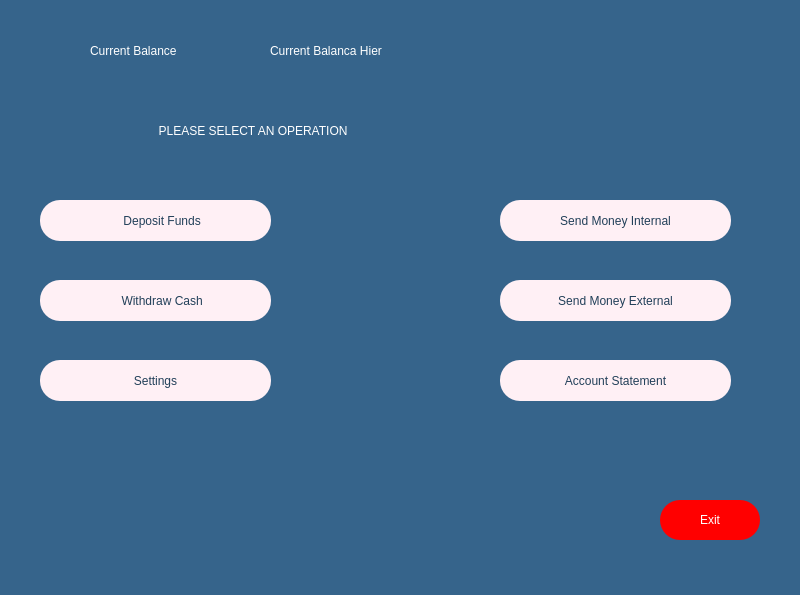
The window that customerpage.ui (melihorhanyilmaz/Project) describes before a commit, drawn with Qt 5.
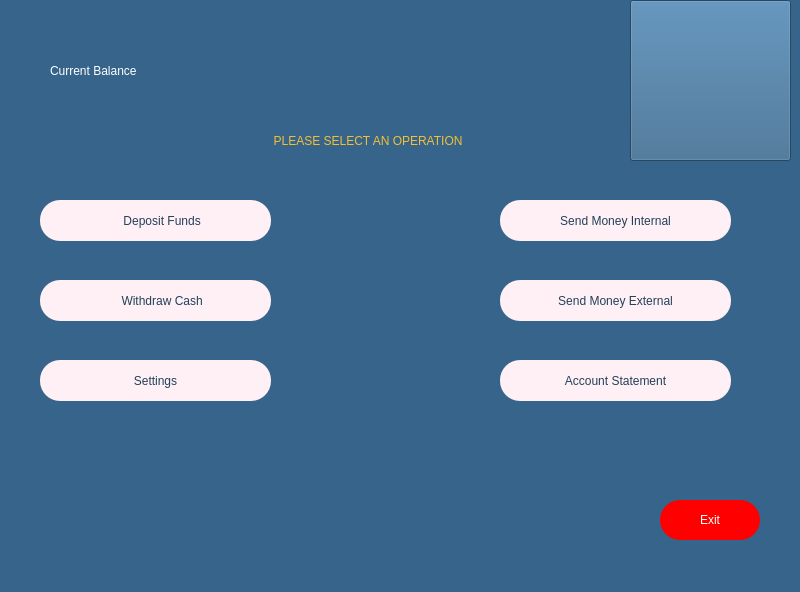
The same window after the commit. Icons and pictures are not drawn.

Patch:
```diff
--- a/customerpage.ui
+++ b/customerpage.ui
@@ -7,7 +7,7 @@
     <x>0</x>
     <y>0</y>
     <width>800</width>
-    <height>595</height>
+    <height>592</height>
    </rect>
   </property>
   <property name="windowTitle">
@@ -135,9 +135,9 @@
    <widget class="QLineEdit" name="li_select_opr">
     <property name="geometry">
      <rect>
-      <x>150</x>
-      <y>110</y>
-      <width>481</width>
+      <x>130</x>
+      <y>120</y>
+      <width>471</width>
       <height>41</height>
      </rect>
     </property>
@@ -148,8 +148,8 @@
      <bool>false</bool>
     </property>
     <property name="styleSheet">
-     <string notr="true">color: rgb(255, 255, 255);
-font: 63 18pt &quot;Montserrat SemiBold&quot;;</string>
+     <string notr="true">color: rgb(242, 192, 54);
+font: 75 22pt &quot;MS Shell Dlg 2&quot;;</string>
     </property>
     <property name="text">
      <string>  PLEASE SELECT AN OPERATION</string>
@@ -157,12 +157,15 @@
     <property name="frame">
      <bool>false</bool>
     </property>
+    <property name="alignment">
+     <set>Qt::AlignCenter</set>
+    </property>
    </widget>
    <widget class="QLabel" name="la_current_balance">
     <property name="geometry">
      <rect>
-      <x>90</x>
-      <y>30</y>
+      <x>50</x>
+      <y>50</y>
       <width>181</width>
       <height>41</height>
      </rect>
@@ -178,8 +181,8 @@
    <widget class="QLabel" name="la_balance">
     <property name="geometry">
      <rect>
-      <x>270</x>
-      <y>30</y>
+      <x>230</x>
+      <y>50</y>
       <width>281</width>
       <height>41</height>
      </rect>
@@ -189,7 +192,7 @@
 color: rgb(255, 255, 255);</string>
     </property>
     <property name="text">
-     <string>Current Balanca Hier</string>
+     <string/>
     </property>
    </widget>
    <widget class="QPushButton" name="B_internal">
@@ -258,6 +261,35 @@
      <bool>false</bool>
     </property>
    </widget>
+   <widget class="QPushButton" name="pushButton">
+    <property name="geometry">
+     <rect>
+      <x>630</x>
+      <y>0</y>
+      <width>161</width>
+      <height>161</height>
+     </rect>
+    </property>
+    <property name="contextMenuPolicy">
+     <enum>Qt::DefaultContextMenu</enum>
+    </property>
+    <property name="styleSheet">
+     <string notr="true"/>
+    </property>
+    <property name="text">
+     <string/>
+    </property>
+    <property name="icon">
+     <iconset>
+      <normaloff>logo.png</normaloff>logo.png</iconset>
+    </property>
+    <property name="iconSize">
+     <size>
+      <width>150</width>
+      <height>150</height>
+     </size>
+    </property>
+   </widget>
   </widget>
   <widget class="QMenuBar" name="menubar">
    <property name="geometry">
```
Left out of the diff: 2 changed lines with no effect on the pictures.
